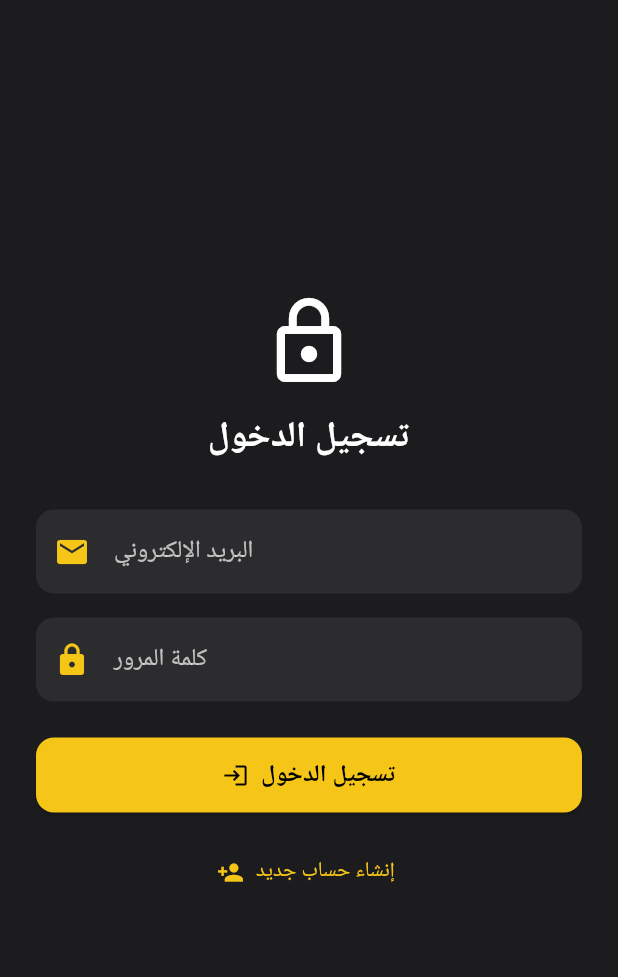
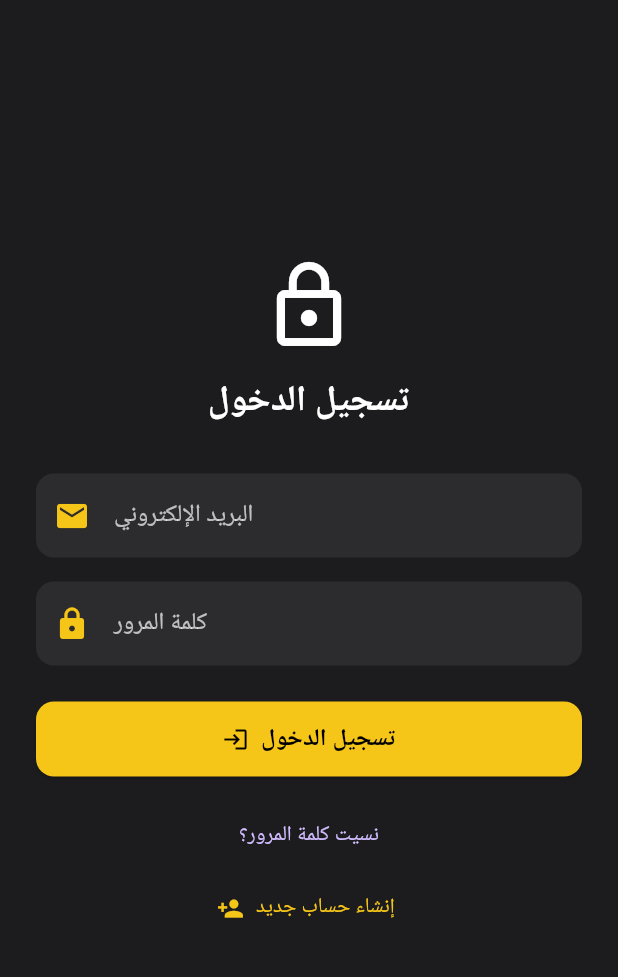
Before and after one commit to Fayezdarwish/expo_master, a Flutter app: the screen it shows after launch, on a phone screen of 412 x 824 dp, the part 59-1036 px from its top. Run offline on Flutter 3.47's test engine with Material 3 defaults, Android fonts, the phone set to English and light mode, and no system bars; our stand-ins replace dio, shared_preferences.

Commit message:
finish screen and api forget password

```diff
--- a/lib/Features/department/create_department_screen.dart
+++ b/lib/Features/create_department_screen.dart
@@ -1,5 +1,5 @@
 import 'package:flutter/material.dart';
-import '../../visitor/api/visitor_api.dart';
+import '../visitor/api/visitor_api.dart';
 
 class CreateDepartmentScreen extends StatefulWidget {
   final int managerId;
--- a/lib/Features/auth/sinup_screen_for_manger_section.dart
+++ b/lib/Features/sinup_screen_for_manger_section.dart
@@ -1,6 +1,6 @@
 import 'package:flutter/material.dart';
-import '../../visitor/api/visitor_api.dart';
-import '../../services/token_storage.dart';
+import '../visitor/api/visitor_api.dart';
+import '../services/token_storage.dart';
 
 class SignUpManagerScreen extends StatefulWidget {
   const SignUpManagerScreen({super.key});
--- a/lib/Features/welcome/welcome_screen.dart
+++ b/lib/Features/welcome_screen.dart
@@ -1,7 +1,7 @@
 import 'package:flutter/material.dart';
-import '../../screens_login_and_registar/logout_helper.dart';
-import '../auth/sinup_screen_for_manger_section.dart';
-import '../department/create_department_screen.dart';
+import '../screens_login_and_registar/logout_helper.dart';
+import 'sinup_screen_for_manger_section.dart';
+import 'create_department_screen.dart';
 
 class WelcomeScreen extends StatelessWidget {
   const WelcomeScreen({super.key});
--- a/lib/config/theme.dart
+++ b/lib/config/theme.dart
@@ -2,48 +2,59 @@ import 'package:flutter/material.dart';
 
 class AppTheme {
   static final themeData = ThemeData(
-    brightness: Brightness.dark,
-    primaryColor: const Color(0xFFF5C518),
-    scaffoldBackgroundColor: const Color(0xFF1C1C1E),
+    brightness: Brightness.dark, //  استخدام الثيم الداكن للتطبيق بالكامل
+
+    primaryColor: const Color(0xFFF5C518), //  اللون الأساسي (الأصفر المستخدم في الأزرار والعناصر البارزة)
+
+    scaffoldBackgroundColor: const Color(0xFF1C1C1E), //  لون خلفية الشاشة بالكامل
+
     appBarTheme: const AppBarTheme(
-      backgroundColor: Color(0xFF1C1C1E),
-      elevation: 0,
+      backgroundColor: Color(0xFF1C1C1E), //  لون خلفية AppBar (مطابق لخلفية التطبيق)
+      elevation: 0, //  إلغاء الظل لجعل AppBar مسطحة
       titleTextStyle: TextStyle(
-        color: Color(0xFFF5C518),
-        fontSize: 20,
-        fontWeight: FontWeight.bold,
+        color: Color(0xFFF5C518), //  لون عنوان AppBar (نفس اللون الأساسي)
+        fontSize: 20, // 🔠 حجم خط العنوان
+        fontWeight: FontWeight.bold, // 🔤 جعل الخط عريض
       ),
-      iconTheme: IconThemeData(color: Color(0xFFF5C518)),
+      iconTheme: IconThemeData(
+        color: Color(0xFFF5C518), //  لون أيقونات AppBar مثل سهم الرجوع أو القائمة
+      ),
     ),
+
     textTheme: const TextTheme(
       titleLarge: TextStyle(
-        color: Colors.white,
-        fontSize: 24,
-        fontWeight: FontWeight.bold,
+        color: Colors.white, //  لون العناوين الرئيسية
+        fontSize: 24, // حجم الخط الرئيسي
+        fontWeight: FontWeight.bold, //  عريض
       ),
       bodyMedium: TextStyle(
-        color: Colors.white70,
-        fontSize: 16,
+        color: Colors.white70, //  لون النصوص الثانوية (رمادي فاتح)
+        fontSize: 16, //  حجم مناسب لقراءة مريحة
       ),
     ),
+
     inputDecorationTheme: InputDecorationTheme(
-      filled: true,
-      fillColor: Color(0xFF2C2C2E),
-      labelStyle: TextStyle(color: Colors.white70),
+      filled: true, // تعبئة حقل الإدخال بلون الخلفية المحدد
+      fillColor: Color(0xFF2C2C2E), //  لون خلفية الحقول
+      labelStyle: TextStyle(color: Colors.white70), //  لون النص التوضيحي للحقول
       border: OutlineInputBorder(
-        borderRadius: BorderRadius.all(Radius.circular(12)),
-        borderSide: BorderSide.none,
+        borderRadius: BorderRadius.all(Radius.circular(12)), //  جعل الحواف دائرية
+        borderSide: BorderSide.none, //  لا حدود ظاهرة للحقول
       ),
-      prefixIconColor: Color(0xFFF5C518),
+      prefixIconColor: Color(0xFFF5C518), //  لون الأيقونات داخل حقول الإدخال
     ),
+
     elevatedButtonTheme: ElevatedButtonThemeData(
       style: ElevatedButton.styleFrom(
-        backgroundColor: Color(0xFFF5C518),
-        foregroundColor: Colors.black,
-        padding: const EdgeInsets.symmetric(vertical: 14),
-        textStyle: const TextStyle(fontSize: 16, fontWeight: FontWeight.w600),
+        backgroundColor: Color(0xFFF5C518), //  لون خلفية الأزرار
+        foregroundColor: Colors.black, //  لون النص داخل الزر
+        padding: const EdgeInsets.symmetric(vertical: 14), //  مساحة داخلية رأسية للزر
+        textStyle: const TextStyle(
+          fontSize: 16, //  حجم الخط داخل الأزرار
+          fontWeight: FontWeight.w600, // وزن الخط متوسط إلى عريض
+        ),
         shape: RoundedRectangleBorder(
-          borderRadius: BorderRadius.circular(12),
+          borderRadius: BorderRadius.circular(12), // جعل الزر بحواف دائرية
         ),
       ),
     ),
--- a/lib/constants/api_constants.dart
+++ b/lib/constants/api_constants.dart
@@ -1 +1 @@
-final String baseUrl = 'http://192.168.66.153:3000';
+final String baseUrl = 'http://192.168.110.153:3000';
--- a/lib/main.dart
+++ b/lib/main.dart
@@ -1,8 +1,10 @@
+import 'package:expo_master/screens_login_and_registar/forgot_password_screen.dart';
+import 'package:expo_master/screens_login_and_registar/reset_password_screen.dart';
 import 'package:flutter/material.dart';
 import 'package:expo_master/config/theme.dart';
 import 'package:expo_master/screens_login_and_registar/login_screen.dart';
 import 'package:expo_master/screens_login_and_registar/register_screen.dart';
-import 'Features/welcome/welcome_screen.dart';
+import 'Features/welcome_screen.dart';
 
 void main() {
   runApp(const ExpoMasterApp());
@@ -22,6 +24,10 @@ class ExpoMasterApp extends StatelessWidget {
         '/login': (context) => const LoginScreen(),
         '/register': (context) => const SignUpScreen(),
         '/admin/welcome': (context) => const WelcomeScreen(),
+          '/forgot-password': (context) => const ForgotPasswordScreen(),
+          '/reset-password': (context) => const ResetPasswordScreen(),
+
+
 
       },
     );
--- a/lib/screens_login_and_registar/login_screen.dart
+++ b/lib/screens_login_and_registar/login_screen.dart
@@ -99,6 +99,12 @@ class _LoginScreenState extends State<LoginScreen> {
               ),
             ),
             const SizedBox(height: 16),
+            TextButton(
+              onPressed: () {
+                Navigator.pushNamed(context, '/forgot-password');
+              },
+              child: const Text('نسيت كلمة المرور؟'),
+            ),
 
             TextButton.icon(
               onPressed: () {
```
Also changed, not shown: lib/screens_login_and_registar/forgot_password_screen.dart (added, +72 -0 lines), lib/screens_login_and_registar/reset_password_screen.dart (added, +69 -0 lines), lib/services/api_service.dart (+90 -10 lines), lib/visitor/api/visitor_api.dart (+33 -0 lines), 1 other file.
